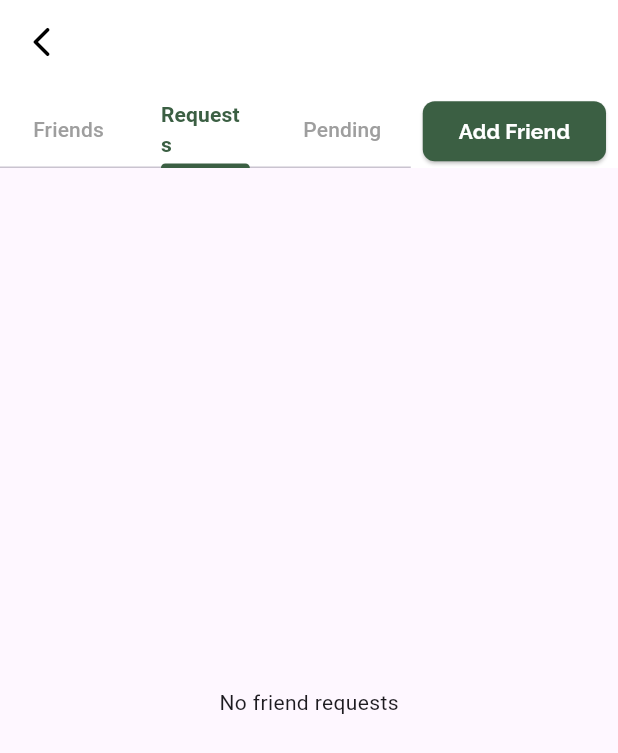
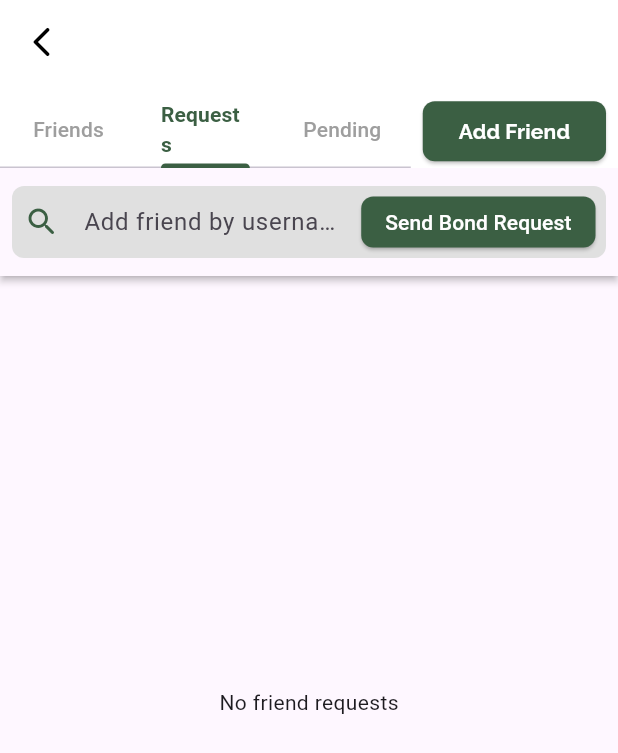
Before and after one commit to BroncoBond/Bronco-Bond, a Flutter app: the FriendsListPage screen opened directly with empty values, tab 2 chosen, after a tap on "Add Friend", on a phone screen of 412 x 824 dp. Shown: the top 753 px of the screen. Run offline on Flutter 3.47's test engine with Material 3 defaults, Android fonts, the phone set to English and light mode, and no system bars; our stand-ins replace google_fonts, image_picker, jwt_decoder, shared_preferences; accounts and stored records are empty; generated files the repository leaves out were written again; network calls fail.

Commit message:
added bond by search bar ui

```diff
--- a/lib/src/screens/friends_list_page.dart
+++ b/lib/src/screens/friends_list_page.dart
@@ -20,12 +20,21 @@ class FriendsListPageState extends State<FriendsListPage> {
   late List<dynamic> bonds = [];
   late List<dynamic> bondRequestsFromUser = [];
   late List<dynamic> bondRequestsToUser = [];
+  TextEditingController searchController = TextEditingController();
+  List<Map<String, dynamic>> searchResults = [];
   int selectedUserIndex = -1;
+
+  bool showSearchBar = false;
 
   @override
   void initState() {
     super.initState();
     // fetchDataUsingUserID(widget.userID);
+  }
+
+  @override
+  void dispose() {
+    super.dispose();
   }
 
   Future<void> fetchDataUsingUserID(String userID) async {
@@ -99,6 +108,8 @@ class FriendsListPageState extends State<FriendsListPage> {
     }
   }
 
+  void performSearch() async {}
+
   @override
   Widget build(BuildContext context) {
     // Check if username is empty before fetching data
@@ -118,11 +129,9 @@ class FriendsListPageState extends State<FriendsListPage> {
           ),
           title: Text(
             username,
-            style: GoogleFonts.raleway(
-              textStyle: Theme.of(context).textTheme.displaySmall,
-              fontSize: 18,
-              fontWeight: FontWeight.bold,
+            style: const TextStyle(
               color: Colors.black,
+              fontWeight: FontWeight.w500,
             ),
           ),
           bottom: PreferredSize(
@@ -167,7 +176,11 @@ class FriendsListPageState extends State<FriendsListPage> {
                 Padding(
                   padding: const EdgeInsets.only(right: 8.0),
                   child: ElevatedButton(
-                    onPressed: () {},
+                    onPressed: () {
+                      setState(() {
+                        showSearchBar = !showSearchBar;
+                      });
+                    },
                     style: ElevatedButton.styleFrom(
                       backgroundColor: const Color(0xff3B5F43),
                       shape: RoundedRectangleBorder(
@@ -189,9 +202,9 @@ class FriendsListPageState extends State<FriendsListPage> {
           ),
           centerTitle: true,
         ),
-        body: Row(
+        body: Stack(
           children: [
-            Expanded(
+            Positioned.fill(
               child: TabBarView(
                 children: [
                   buildFriendsTab(bonds), // Tab View for "Friends"
@@ -202,6 +215,20 @@ class FriendsListPageState extends State<FriendsListPage> {
                 ],
               ),
             ),
+            if (showSearchBar)
+              Positioned(
+                top: 0,
+                left: 0,
+                right: 0,
+                child: Material(
+                  elevation: 2,
+                  child: Container(
+                    padding: const EdgeInsets.symmetric(
+                        horizontal: 8.0, vertical: 12.0),
+                    child: buildSearchBar(searchController),
+                  ),
+                ),
+              ),
           ],
         ),
       ),
@@ -416,6 +443,61 @@ class FriendsListPageState extends State<FriendsListPage> {
     );
   }
 
+  Widget buildSearchBar(TextEditingController fieldController) {
+    return Container(
+      height: 48,
+      width: MediaQuery.sizeOf(context).width,
+      decoration: BoxDecoration(
+        borderRadius: BorderRadius.circular(8.0),
+        color: Colors.grey[300],
+      ),
+      child: Row(
+        children: [
+          Expanded(
+            child: Padding(
+              padding: const EdgeInsets.symmetric(horizontal: 8.0),
+              child: TextField(
+                controller: fieldController,
+                keyboardType: TextInputType.text,
+                decoration: const InputDecoration(
+                  hintText: 'Add friend by username',
+                  border: InputBorder.none,
+                  icon: Icon(
+                    Icons.search_rounded,
+                    color: Color(0xFF3B5F43),
+                  ),
+                ),
+              ),
+            ),
+          ),
+          Padding(
+            padding: const EdgeInsets.all(7.0),
+            child: ElevatedButton(
+              onPressed: () {
+                performSearch();
+              },
+              style: ElevatedButton.styleFrom(
+                backgroundColor: Color(0xFF3B5F43),
+                padding: EdgeInsets.symmetric(horizontal: 16.0),
+                shape: RoundedRectangleBorder(
+                  borderRadius: BorderRadius.circular(8.0),
+                ),
+              ),
+              child: const Text(
+                'Send Bond Request',
+                style: TextStyle(
+                  color: Colors.white,
+                  fontSize: 14,
+                  fontWeight: FontWeight.w500,
+                ),
+              ),
+            ),
+          ),
+        ],
+      ),
+    );
+  }
+
   void navigateToUserProfile(String userID) {
     Navigator.push(
       context,
@@ -431,30 +513,3 @@ class FriendsListPageState extends State<FriendsListPage> {
     return Uint8List.fromList(decodedImageBytes);
   }
 }
-
-
-
-
-/*return ListView.builder(
-      shrinkWrap: true,
-      itemCount: searchResults.length,
-      itemBuilder: (context, user) {
-        return MouseRegion(
-          cursor: SystemMouseCursors.click,
-          child: InkWell(
-            onTap: () {
-              setState(() {
-                selectedResultIndex = user;
-              });
-              navigateToUserProfile(searchResults[user]);
-            },
-            child: Container(
-                color: selectedResultIndex == user
-                    ? Colors.grey.withOpacity(0.5) // Grey when tapped
-                    : null, // Default background color when not tapped
-                child: ListTile(title: Text(searchResults[user]['username']))),
-          ),
-        );
-      },
-    );
-        );*/
```
